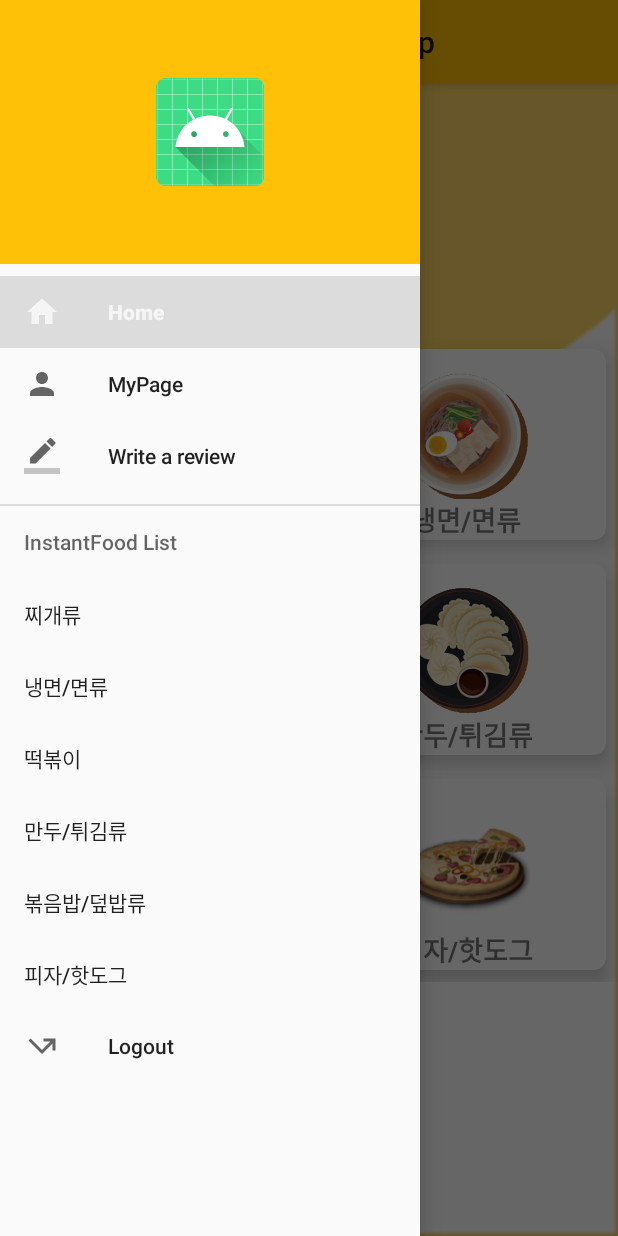
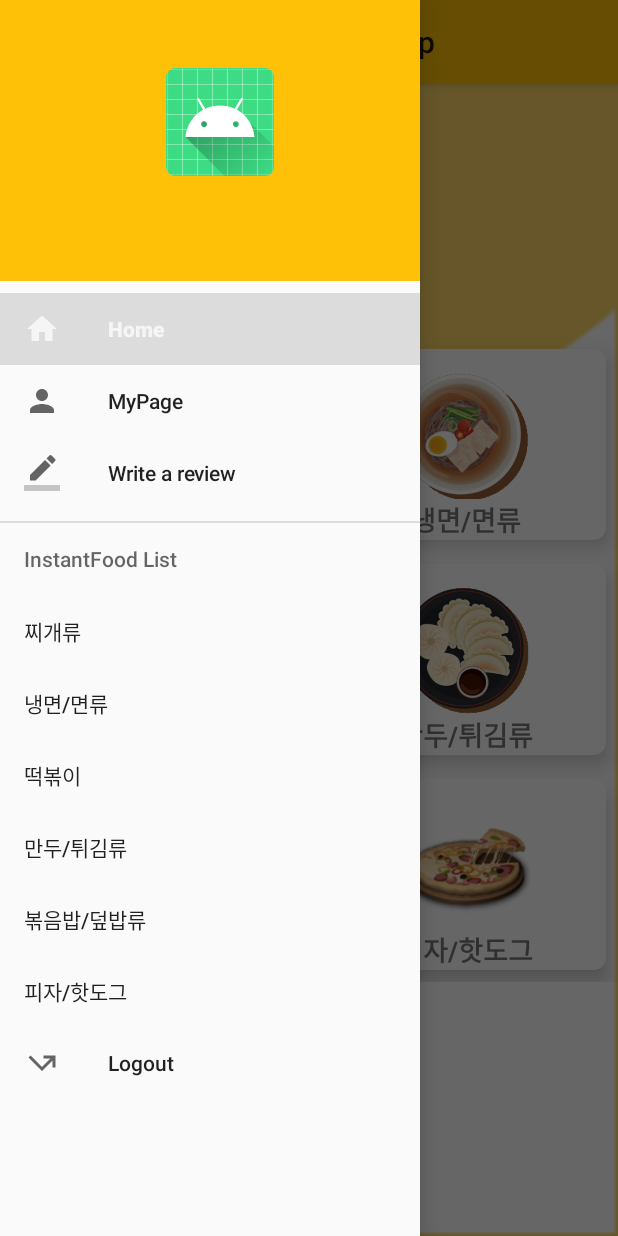
Before and after one commit to ChaaaChaaa/InstantFoodsReviewApp, an Android app: the MainActivity screen opened directly, with no data from a screen before it, with the side drawer open, on a phone screen of 412 x 824 dp. Run offline under Robolectric (Android 15) with nearby library versions, the phone set to English and light mode, and no system bars; our stand-ins replace data binding; pictures from the network do not load.

Commit message:
[FIX] navigation view image and nickname position

```diff
--- a/app/src/main/res/layout/nav_header.xml
+++ b/app/src/main/res/layout/nav_header.xml
@@ -1,34 +1,32 @@
 <?xml version="1.0" encoding="utf-8"?>
-<androidx.constraintlayout.widget.ConstraintLayout
-    xmlns:android="http://schemas.android.com/apk/res/android"
+<androidx.constraintlayout.widget.ConstraintLayout xmlns:android="http://schemas.android.com/apk/res/android"
     xmlns:app="http://schemas.android.com/apk/res-auto"
     xmlns:tools="http://schemas.android.com/tools"
     android:id="@+id/llDrawerHeader"
     android:layout_width="match_parent"
-    android:layout_height="176dp"
+    android:layout_height="wrap_content"
     android:background="@color/yellow"
-    android:gravity="bottom"
-    android:padding="16dp"
-    android:theme="@style/ThemeOverlay.AppCompat.Dark"
-    android:orientation="vertical">
+    android:orientation="vertical"
+    android:padding="35dp"
+    android:theme="@style/ThemeOverlay.AppCompat.Dark">
 
     <ImageView
         android:id="@+id/nav_profile_image"
         android:layout_width="wrap_content"
         android:layout_height="wrap_content"
         android:src="@mipmap/ic_launcher_round"
-        app:layout_constraintBottom_toBottomOf="parent"
+        app:layout_constraintBottom_toTopOf="@+id/nav_nickname"
         app:layout_constraintEnd_toEndOf="parent"
-        app:layout_constraintHorizontal_bias="0.5"
+        app:layout_constraintHorizontal_bias="0.554"
         app:layout_constraintStart_toStartOf="parent"
         app:layout_constraintTop_toTopOf="parent"
-        app:layout_constraintVertical_bias="0.5" />
+        android:padding="10dp"
+        app:layout_constraintVertical_bias="0.457" />
 
     <TextView
         android:id="@+id/nav_nickname"
         android:layout_width="wrap_content"
         android:layout_height="wrap_content"
-        android:layout_marginTop="10dp"
         android:text="aaaaaaa"
         android:textAppearance="@style/TextAppearance.AppCompat.Body1"
         android:textSize="18sp"
@@ -36,7 +34,7 @@
         app:layout_constraintBottom_toBottomOf="parent"
         app:layout_constraintEnd_toEndOf="@+id/nav_profile_image"
         app:layout_constraintStart_toStartOf="@+id/nav_profile_image"
-        app:layout_constraintTop_toBottomOf="@+id/nav_profile_image"
-        app:layout_constraintVertical_bias="0.0" />
+        app:layout_constraintTop_toTopOf="parent"
+        app:layout_constraintVertical_bias="1.0" />
 
 </androidx.constraintlayout.widget.ConstraintLayout>
```
